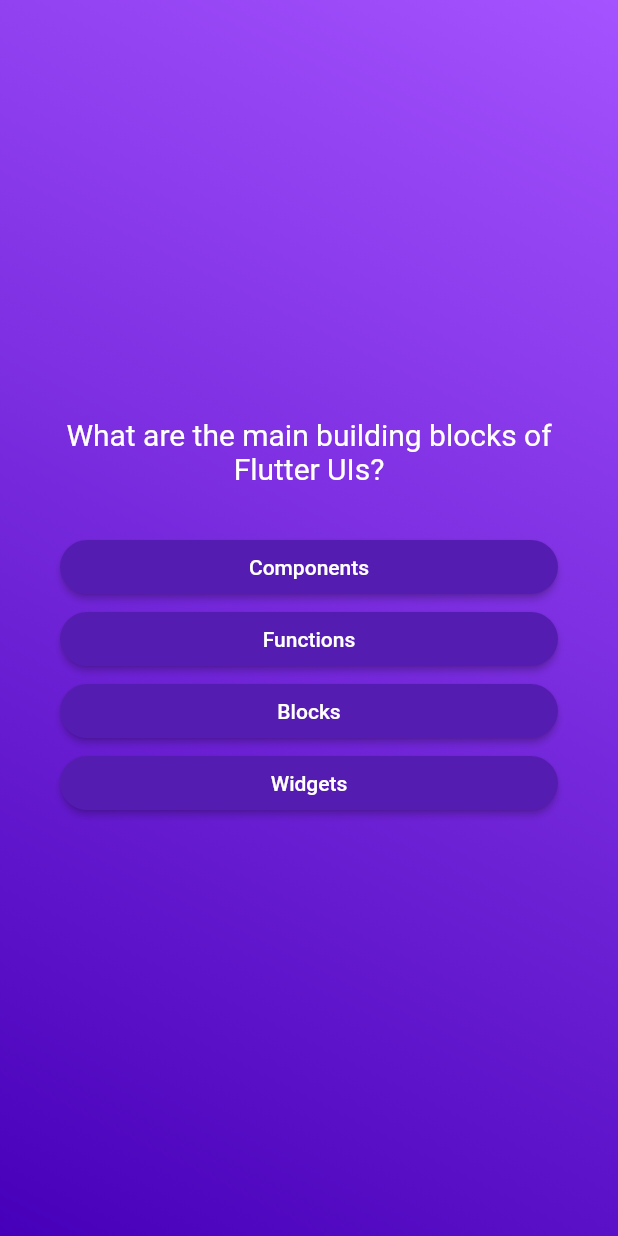
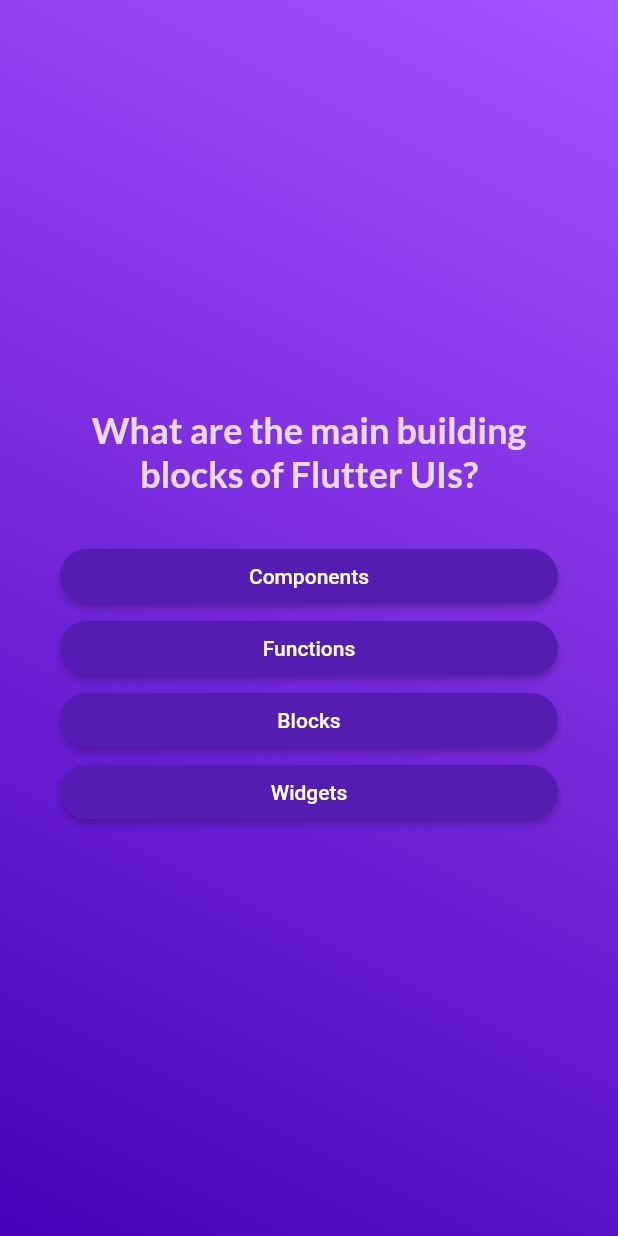
Before and after one commit to Subha-5/Flutter-Quiz-App, a Flutter app: the screen it shows after launch, after a tap on "Start Quiz", on a phone screen of 412 x 824 dp. Run offline on Flutter 3.47's test engine with Material 2 defaults, Android fonts, the phone set to English and light mode, and no system bars; our stand-ins replace google_fonts.

Commit message:
using third-party packages and adding google fonts

```diff
--- a/lib/questions_screen.dart
+++ b/lib/questions_screen.dart
@@ -1,4 +1,5 @@
 import 'package:flutter/material.dart';
+import 'package:google_fonts/google_fonts.dart';
 
 import 'package:adv_project/answer_button.dart';
 import 'package:adv_project/data/questions.dart';
@@ -37,7 +38,11 @@
             Center(
               child: Text(
                 currentQuestion.text,
-                style: const TextStyle(color: Colors.white, fontSize: 20),
+                style: GoogleFonts.lato(
+                  color: const Color.fromARGB(255, 235, 217, 255),
+                  fontSize: 24,
+                  fontWeight: FontWeight.bold,
+                ),
                 textAlign: TextAlign.center,
               ),
             ),
--- a/lib/start_screen.dart
+++ b/lib/start_screen.dart
@@ -1,4 +1,5 @@
 import 'package:flutter/material.dart';
+import 'package:google_fonts/google_fonts.dart';
 
 class StartScreen extends StatelessWidget {
   const StartScreen(this.startQuiz, {super.key});
@@ -20,10 +21,10 @@
           const SizedBox(
             height: 80,
           ),
-          const Text(
+          Text(
             'Learn Flutter the fun way!',
-            style: TextStyle(
-              color: Color.fromARGB(255, 235, 217, 255),
+            style: GoogleFonts.lato(
+              color: const Color.fromARGB(255, 235, 217, 255),
               fontSize: 24,
             ),
           ),
--- a/pubspec.yaml
+++ b/pubspec.yaml
@@ -35,6 +35,7 @@
   # The following adds the Cupertino Icons font to your application.
   # Use with the CupertinoIcons class for iOS style icons.
   cupertino_icons: ^1.0.2
+  google_fonts: ^4.0.4
 
 dev_dependencies:
   flutter_test:
```
Also changed, not shown: pubspec.lock, 1 other file.
